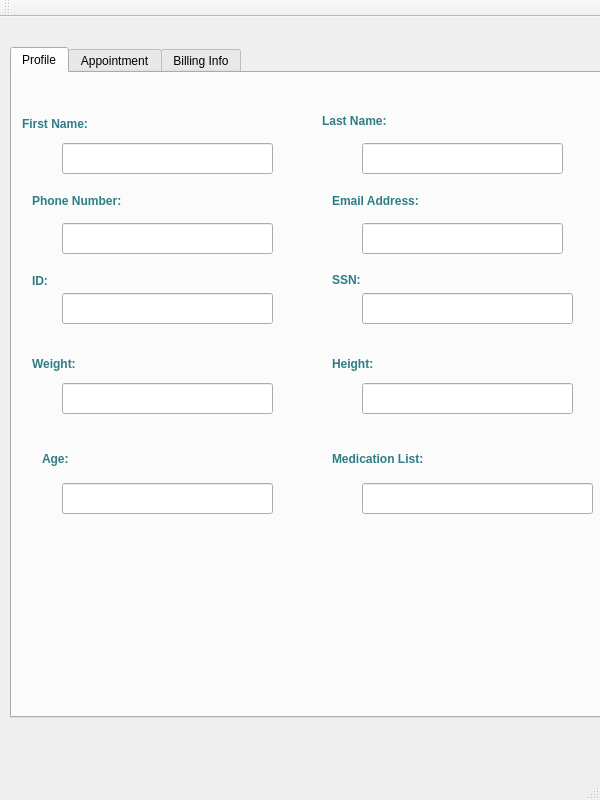
First picture: the form in menu.ui, repository daeunnpark/hospital_portal, before the edit.
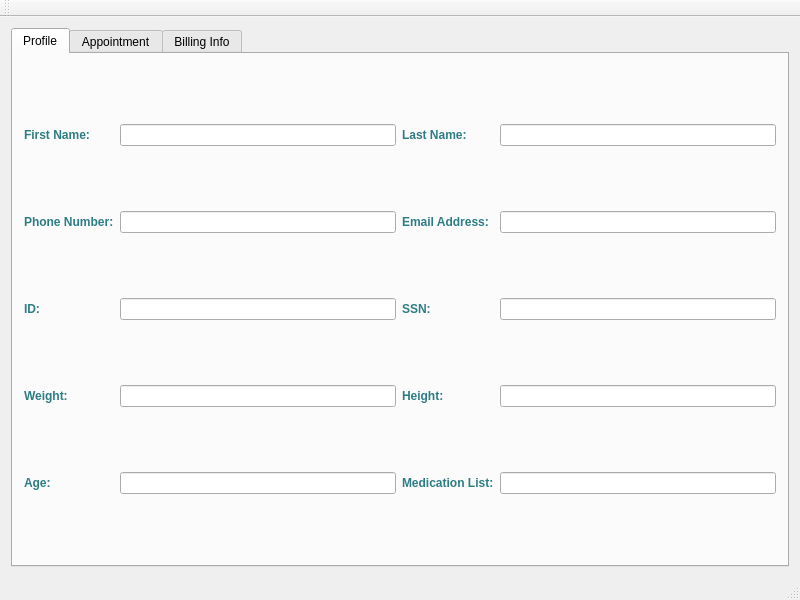
Second picture: the form after the edit. The open tabs and pages were chosen to show the change.

Commit message: menu.ui is generated, without buttons

What changed in the file:
```diff
--- a/menu.ui
+++ b/menu.ui
@@ -6,39 +6,75 @@
    <rect>
     <x>0</x>
     <y>0</y>
-    <width>600</width>
-    <height>800</height>
+    <width>800</width>
+    <height>600</height>
    </rect>
   </property>
   <property name="windowTitle">
    <string>Menu</string>
   </property>
   <widget class="QWidget" name="centralWidget">
+   <layout class="QHBoxLayout" name="horizontalLayout">
+    <item>
    <widget class="QTabWidget" name="tabWidget">
-    <property name="geometry">
-     <rect>
-      <x>10</x>
-      <y>30</y>
-      <width>681</width>
-      <height>671</height>
-     </rect>
-    </property>
     <property name="currentIndex">
-     <number>2</number>
-    </property>
-    <widget class="QWidget" name="tab">
+       <number>0</number>
+      </property>
+      <widget class="QWidget" name="tab_1">
      <attribute name="title">
       <string>Profile</string>
      </attribute>
-     <widget class="QLabel" name="label">
-      <property name="geometry">
-       <rect>
-        <x>10</x>
-        <y>20</y>
-        <width>171</width>
-        <height>61</height>
-       </rect>
-      </property>
+       <layout class="QGridLayout" name="gridLayout">
+        <item row="2" column="1">
+         <widget class="QLineEdit" name="lineEdit_1"/>
+        </item>
+        <item row="4" column="2">
+         <widget class="QLabel" name="label_4">
+          <property name="styleSheet">
+           <string notr="true">color: rgb(46, 125, 132);
+font-weight: bold;
+font: 12pt &quot;Lucida Calligraphy&quot;;</string>
+          </property>
+          <property name="text">
+           <string>Email Address:</string>
+          </property>
+         </widget>
+        </item>
+        <item row="10" column="1">
+         <widget class="QLineEdit" name="lineEdit_9"/>
+        </item>
+        <item row="2" column="3">
+         <widget class="QLineEdit" name="lineEdit_2"/>
+        </item>
+        <item row="4" column="1">
+         <widget class="QLineEdit" name="lineEdit_3"/>
+        </item>
+        <item row="8" column="1">
+         <widget class="QLineEdit" name="lineEdit_7"/>
+        </item>
+        <item row="8" column="3">
+         <widget class="QLineEdit" name="lineEdit_8"/>
+        </item>
+        <item row="6" column="1">
+         <widget class="QLineEdit" name="lineEdit_5"/>
+        </item>
+        <item row="10" column="3">
+         <widget class="QLineEdit" name="lineEdit_10"/>
+        </item>
+        <item row="4" column="0">
+         <widget class="QLabel" name="label_3">
+          <property name="styleSheet">
+           <string notr="true">color: rgb(46, 125, 132);
+font-weight: bold;
+font: 12pt &quot;Lucida Calligraphy&quot;;</string>
+          </property>
+          <property name="text">
+           <string>Phone Number:</string>
+          </property>
+         </widget>
+        </item>
+        <item row="2" column="0">
+         <widget class="QLabel" name="label_1">
       <property name="styleSheet">
        <string notr="true">color: rgb(46, 125, 132);
 font-weight: bold;
@@ -48,15 +84,27 @@
        <string>First Name:</string>
       </property>
      </widget>
+        </item>
+        <item row="4" column="3">
+         <widget class="QLineEdit" name="lineEdit_4"/>
+        </item>
+        <item row="6" column="3">
+         <widget class="QLineEdit" name="lineEdit_6"/>
+        </item>
+        <item row="8" column="0">
+         <widget class="QLabel" name="label_7">
+          <property name="styleSheet">
+           <string notr="true">color: rgb(46, 125, 132);
+font-weight: bold;
+font: 12pt &quot;Lucida Calligraphy&quot;;</string>
+          </property>
+          <property name="text">
+           <string>Weight:</string>
+          </property>
+         </widget>
+        </item>
+        <item row="2" column="2">
      <widget class="QLabel" name="label_2">
-      <property name="geometry">
-       <rect>
-        <x>310</x>
-        <y>40</y>
-        <width>111</width>
-        <height>16</height>
-       </rect>
-      </property>
       <property name="styleSheet">
        <string notr="true">color: rgb(46, 125, 132);
 font-weight: bold;
@@ -66,51 +114,9 @@
        <string>Last Name:</string>
       </property>
      </widget>
-     <widget class="QLabel" name="label_3">
-      <property name="geometry">
-       <rect>
-        <x>20</x>
-        <y>120</y>
-        <width>141</width>
-        <height>16</height>
-       </rect>
-      </property>
-      <property name="styleSheet">
-       <string notr="true">color: rgb(46, 125, 132);
-font-weight: bold;
-font: 12pt &quot;Lucida Calligraphy&quot;;</string>
-      </property>
-      <property name="text">
-       <string>Phone Number:</string>
-      </property>
-     </widget>
-     <widget class="QLabel" name="label_4">
-      <property name="geometry">
-       <rect>
-        <x>320</x>
-        <y>120</y>
-        <width>141</width>
-        <height>16</height>
-       </rect>
-      </property>
-      <property name="styleSheet">
-       <string notr="true">color: rgb(46, 125, 132);
-font-weight: bold;
-font: 12pt &quot;Lucida Calligraphy&quot;;</string>
-      </property>
-      <property name="text">
-       <string>Email Address:</string>
-      </property>
-     </widget>
+        </item>
+        <item row="6" column="0">
      <widget class="QLabel" name="label_5">
-      <property name="geometry">
-       <rect>
-        <x>20</x>
-        <y>200</y>
-        <width>71</width>
-        <height>16</height>
-       </rect>
-      </property>
       <property name="styleSheet">
        <string notr="true">color: rgb(46, 125, 132);
 font-weight: bold;
@@ -120,15 +126,9 @@
        <string>ID:</string>
       </property>
      </widget>
+        </item>
+        <item row="6" column="2">
      <widget class="QLabel" name="label_6">
-      <property name="geometry">
-       <rect>
-        <x>320</x>
-        <y>200</y>
-        <width>47</width>
-        <height>14</height>
-       </rect>
-      </property>
       <property name="styleSheet">
        <string notr="true">color: rgb(46, 125, 132);
 font-weight: bold;
@@ -138,33 +138,9 @@
        <string>SSN:</string>
       </property>
      </widget>
-     <widget class="QLabel" name="label_7">
-      <property name="geometry">
-       <rect>
-        <x>20</x>
-        <y>280</y>
-        <width>81</width>
-        <height>21</height>
-       </rect>
-      </property>
-      <property name="styleSheet">
-       <string notr="true">color: rgb(46, 125, 132);
-font-weight: bold;
-font: 12pt &quot;Lucida Calligraphy&quot;;</string>
-      </property>
-      <property name="text">
-       <string>Weight:</string>
-      </property>
-     </widget>
+        </item>
+        <item row="8" column="2">
      <widget class="QLabel" name="label_8">
-      <property name="geometry">
-       <rect>
-        <x>320</x>
-        <y>280</y>
-        <width>81</width>
-        <height>21</height>
-       </rect>
-      </property>
       <property name="styleSheet">
        <string notr="true">color: rgb(46, 125, 132);
 font-weight: bold;
@@ -174,15 +150,9 @@
        <string>Height:</string>
       </property>
      </widget>
+        </item>
+        <item row="10" column="0">
      <widget class="QLabel" name="label_9">
-      <property name="geometry">
-       <rect>
-        <x>30</x>
-        <y>370</y>
-        <width>61</width>
-        <height>31</height>
-       </rect>
-      </property>
       <property name="styleSheet">
        <string notr="true">color: rgb(46, 125, 132);
 font-weight: bold;
@@ -192,15 +162,9 @@
        <string>Age:</string>
       </property>
      </widget>
+        </item>
+        <item row="10" column="2">
      <widget class="QLabel" name="label_10">
-      <property name="geometry">
-       <rect>
-        <x>320</x>
-        <y>370</y>
-        <width>161</width>
-        <height>31</height>
-       </rect>
-      </property>
       <property name="styleSheet">
        <string notr="true">color: rgb(46, 125, 132);
 font-weight: bold;
@@ -210,147 +174,61 @@
        <string>Medication List:</string>
       </property>
      </widget>
-     <widget class="QLineEdit" name="lineEdit">
-      <property name="geometry">
-       <rect>
-        <x>50</x>
-        <y>70</y>
-        <width>211</width>
-        <height>31</height>
-       </rect>
-      </property>
-     </widget>
-     <widget class="QLineEdit" name="lineEdit_2">
-      <property name="geometry">
-       <rect>
-        <x>350</x>
-        <y>70</y>
-        <width>201</width>
-        <height>31</height>
-       </rect>
-      </property>
-     </widget>
-     <widget class="QLineEdit" name="lineEdit_3">
-      <property name="geometry">
-       <rect>
-        <x>50</x>
-        <y>150</y>
-        <width>211</width>
-        <height>31</height>
-       </rect>
-      </property>
-     </widget>
-     <widget class="QLineEdit" name="lineEdit_4">
-      <property name="geometry">
-       <rect>
-        <x>350</x>
-        <y>150</y>
-        <width>201</width>
-        <height>31</height>
-       </rect>
-      </property>
-     </widget>
-     <widget class="QLineEdit" name="lineEdit_5">
-      <property name="geometry">
-       <rect>
-        <x>50</x>
-        <y>220</y>
-        <width>211</width>
-        <height>31</height>
-       </rect>
-      </property>
-     </widget>
-     <widget class="QLineEdit" name="lineEdit_6">
-      <property name="geometry">
-       <rect>
-        <x>350</x>
-        <y>220</y>
-        <width>211</width>
-        <height>31</height>
-       </rect>
-      </property>
-     </widget>
-     <widget class="QLineEdit" name="lineEdit_7">
-      <property name="geometry">
-       <rect>
-        <x>50</x>
-        <y>310</y>
-        <width>211</width>
-        <height>31</height>
-       </rect>
-      </property>
-     </widget>
-     <widget class="QLineEdit" name="lineEdit_8">
-      <property name="geometry">
-       <rect>
-        <x>350</x>
-        <y>310</y>
-        <width>211</width>
-        <height>31</height>
-       </rect>
-      </property>
-     </widget>
-     <widget class="QLineEdit" name="lineEdit_9">
-      <property name="geometry">
-       <rect>
-        <x>50</x>
-        <y>410</y>
-        <width>211</width>
-        <height>31</height>
-       </rect>
-      </property>
-     </widget>
-     <widget class="QLineEdit" name="lineEdit_10">
-      <property name="geometry">
-       <rect>
-        <x>350</x>
-        <y>410</y>
-        <width>231</width>
-        <height>31</height>
-       </rect>
-      </property>
-     </widget>
+        </item>
+       </layout>
     </widget>
     <widget class="QWidget" name="tab_2">
      <attribute name="title">
       <string>Appointment</string>
      </attribute>
+       <layout class="QGridLayout" name="gridLayout_2">
+        <item row="2" column="1">
+         <widget class="QDateTimeEdit" name="dateTimeEdit_5"/>
+        </item>
+        <item row="2" column="0">
+         <widget class="QDateTimeEdit" name="dateTimeEdit_1"/>
+        </item>
+        <item row="4" column="1">
+         <widget class="QDateTimeEdit" name="dateTimeEdit_7"/>
+        </item>
+        <item row="4" column="0">
+         <widget class="QDateTimeEdit" name="dateTimeEdit_3"/>
+        </item>
+        <item row="3" column="0">
+         <widget class="QDateTimeEdit" name="dateTimeEdit_2"/>
+        </item>
+        <item row="5" column="0">
+         <widget class="QDateTimeEdit" name="dateTimeEdit_4"/>
+        </item>
+        <item row="5" column="1">
+         <widget class="QDateTimeEdit" name="dateTimeEdit_8"/>
+        </item>
+        <item row="3" column="1">
+         <widget class="QDateTimeEdit" name="dateTimeEdit_6"/>
+        </item>
+        <item row="0" column="0" colspan="2">
      <widget class="QGroupBox" name="groupBox_2">
-      <property name="geometry">
-       <rect>
-        <x>210</x>
-        <y>10</y>
-        <width>441</width>
-        <height>221</height>
-       </rect>
-      </property>
       <property name="title">
        <string>Calendar</string>
       </property>
-      <widget class="QWidget" name="gridLayoutWidget_2">
-       <property name="geometry">
-        <rect>
-         <x>10</x>
-         <y>30</y>
-         <width>411</width>
-         <height>175</height>
-        </rect>
-       </property>
+          <layout class="QGridLayout" name="gridLayout_4">
+           <item row="0" column="0">
        <layout class="QGridLayout" name="gridLayout_3">
         <item row="0" column="0">
          <widget class="QCalendarWidget" name="calendarWidget_2"/>
         </item>
        </layout>
-      </widget>
-     </widget>
+           </item>
+          </layout>
+         </widget>
+        </item>
+        <item row="1" column="0">
      <widget class="QLabel" name="label_11">
-      <property name="geometry">
-       <rect>
-        <x>50</x>
-        <y>260</y>
-        <width>201</width>
-        <height>41</height>
-       </rect>
+          <property name="maximumSize">
+           <size>
+            <width>16777215</width>
+            <height>50</height>
+           </size>
       </property>
       <property name="styleSheet">
        <string notr="true">color: rgb(46, 125, 132);
@@ -361,100 +239,16 @@
        <string>Appointments:</string>
       </property>
      </widget>
-     <widget class="QDateTimeEdit" name="dateTimeEdit">
-      <property name="geometry">
-       <rect>
-        <x>120</x>
-        <y>330</y>
-        <width>194</width>
-        <height>22</height>
-       </rect>
-      </property>
-     </widget>
-     <widget class="QDateTimeEdit" name="dateTimeEdit_2">
-      <property name="geometry">
-       <rect>
-        <x>120</x>
-        <y>370</y>
-        <width>194</width>
-        <height>22</height>
-       </rect>
-      </property>
-     </widget>
-     <widget class="QDateTimeEdit" name="dateTimeEdit_3">
-      <property name="geometry">
-       <rect>
-        <x>120</x>
-        <y>420</y>
-        <width>194</width>
-        <height>22</height>
-       </rect>
-      </property>
-     </widget>
-     <widget class="QDateTimeEdit" name="dateTimeEdit_4">
-      <property name="geometry">
-       <rect>
-        <x>120</x>
-        <y>460</y>
-        <width>194</width>
-        <height>22</height>
-       </rect>
-      </property>
-     </widget>
-     <widget class="QDateTimeEdit" name="dateTimeEdit_5">
-      <property name="geometry">
-       <rect>
-        <x>460</x>
-        <y>330</y>
-        <width>194</width>
-        <height>22</height>
-       </rect>
-      </property>
-     </widget>
-     <widget class="QDateTimeEdit" name="dateTimeEdit_6">
-      <property name="geometry">
-       <rect>
-        <x>460</x>
-        <y>370</y>
-        <width>194</width>
-        <height>22</height>
-       </rect>
-      </property>
-     </widget>
-     <widget class="QDateTimeEdit" name="dateTimeEdit_7">
-      <property name="geometry">
-       <rect>
-        <x>460</x>
-        <y>420</y>
-        <width>194</width>
-        <height>22</height>
-       </rect>
-      </property>
-     </widget>
-     <widget class="QDateTimeEdit" name="dateTimeEdit_8">
-      <property name="geometry">
-       <rect>
-        <x>460</x>
-        <y>460</y>
-        <width>194</width>
-        <height>22</height>
-       </rect>
-      </property>
-     </widget>
-    </widget>
-    <widget class="QWidget" name="tab_4">
+        </item>
+       </layout>
+      </widget>
+      <widget class="QWidget" name="tab_3">
      <attribute name="title">
       <string>Billing Info</string>
      </attribute>
+       <layout class="QVBoxLayout" name="verticalLayout">
+        <item>
      <widget class="QLabel" name="label_12">
-      <property name="geometry">
-       <rect>
-        <x>30</x>
-        <y>30</y>
-        <width>171</width>
-        <height>61</height>
-       </rect>
-      </property>
       <property name="styleSheet">
        <string notr="true">color: rgb(46, 125, 132);
 font-weight: bold;
@@ -464,25 +258,19 @@
        <string>Insurance Number:</string>
       </property>
      </widget>
-     <widget class="QLineEdit" name="lineEdit_11">
-      <property name="geometry">
-       <rect>
-        <x>80</x>
-        <y>80</y>
-        <width>291</width>
-        <height>51</height>
-       </rect>
-      </property>
-     </widget>
+        </item>
+        <item>
+         <widget class="QLineEdit" name="lineEdit_12">
+          <property name="maximumSize">
+           <size>
+            <width>300</width>
+            <height>50</height>
+           </size>
+          </property>
+         </widget>
+        </item>
+        <item>
      <widget class="QLabel" name="label_13">
-      <property name="geometry">
-       <rect>
-        <x>30</x>
-        <y>160</y>
-        <width>191</width>
-        <height>61</height>
-       </rect>
-      </property>
       <property name="styleSheet">
        <string notr="true">color: rgb(46, 125, 132);
 font-weight: bold;
@@ -492,25 +280,19 @@
        <string>Credit Card Number:</string>
       </property>
      </widget>
-     <widget class="QLineEdit" name="lineEdit_12">
-      <property name="geometry">
-       <rect>
-        <x>80</x>
-        <y>210</y>
-        <width>291</width>
-        <height>51</height>
-       </rect>
-      </property>
-     </widget>
+        </item>
+        <item>
+         <widget class="QLineEdit" name="lineEdit_13">
+          <property name="maximumSize">
+           <size>
+            <width>300</width>
+            <height>50</height>
+           </size>
+          </property>
+         </widget>
+        </item>
+        <item>
      <widget class="QLabel" name="label_14">
-      <property name="geometry">
-       <rect>
-        <x>40</x>
-        <y>280</y>
-        <width>191</width>
-        <height>61</height>
-       </rect>
-      </property>
       <property name="styleSheet">
        <string notr="true">color: rgb(46, 125, 132);
 font-weight: bold;
@@ -520,26 +302,30 @@
        <string>Billing Amount:</string>
       </property>
      </widget>
-     <widget class="QLineEdit" name="lineEdit_13">
-      <property name="geometry">
-       <rect>
-        <x>90</x>
-        <y>340</y>
-        <width>281</width>
-        <height>51</height>
-       </rect>
-      </property>
-     </widget>
-    </widget>
-   </widget>
+        </item>
+        <item>
+         <widget class="QLineEdit" name="lineEdit_14">
+          <property name="maximumSize">
+           <size>
+            <width>300</width>
+            <height>50</height>
+           </size>
+          </property>
+         </widget>
+        </item>
+       </layout>
+      </widget>
+     </widget>
+    </item>
+   </layout>
   </widget>
   <widget class="QMenuBar" name="menuBar">
    <property name="geometry">
     <rect>
      <x>0</x>
      <y>0</y>
-     <width>600</width>
-     <height>21</height>
+     <width>800</width>
+     <height>22</height>
     </rect>
    </property>
   </widget>
```
Lines whose indentation alone changed are shown as unchanged. The commit also changes 11 other files.
